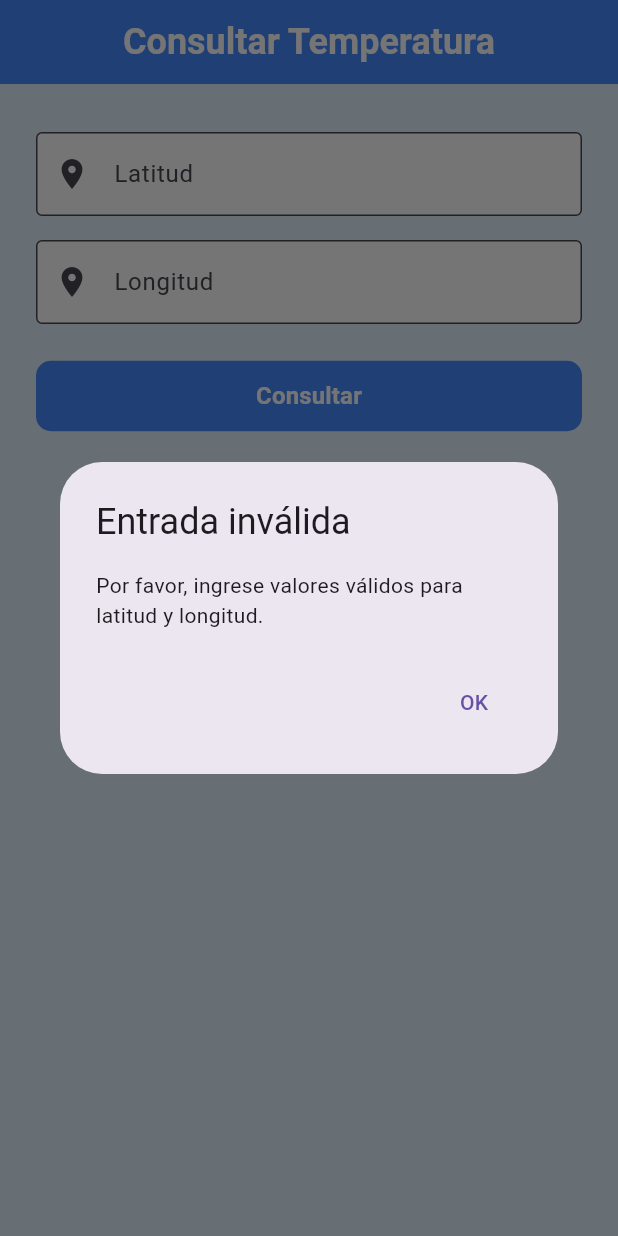
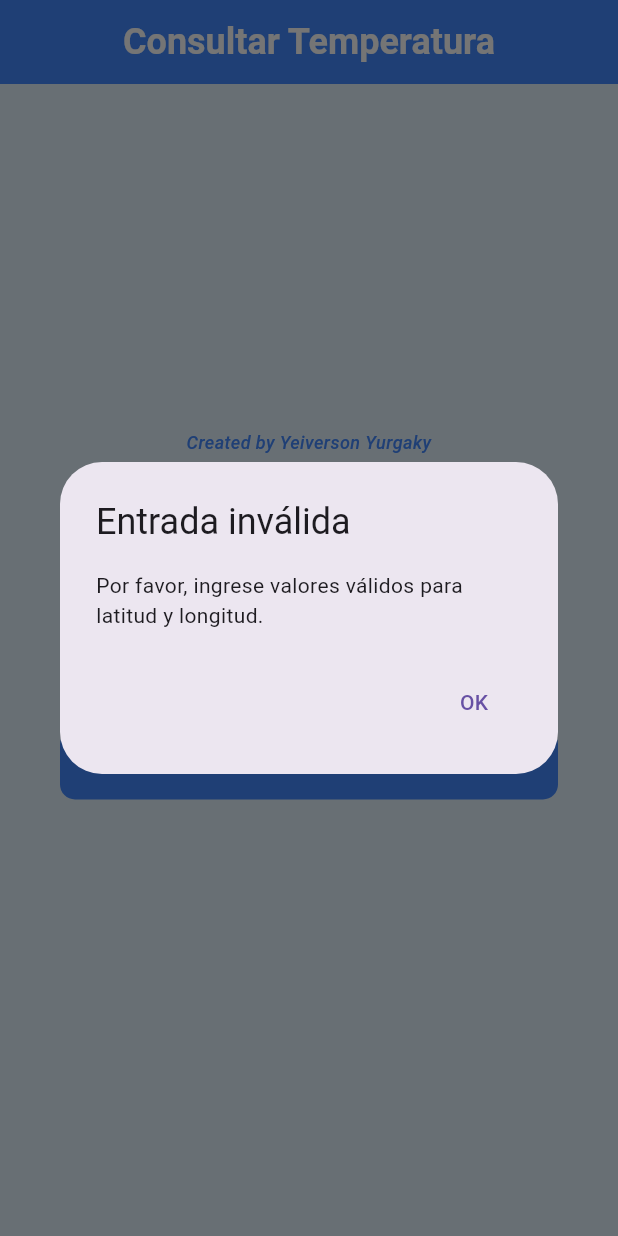
Before and after one commit to YeiversonYurgaky/APITemperaturaFinal, a Flutter app: the screen it shows after launch, after a tap on "Consultar", on a phone screen of 412 x 824 dp. Run offline on Flutter 3.47's test engine with Material 3 defaults, Android fonts, the phone set to English and light mode, and no system bars; our stand-ins replace connectivity_plus.

Commit message:
change styles and add my name

```diff
--- a/lib/main.dart
+++ b/lib/main.dart
@@ -9,13 +9,12 @@ class MyApp extends StatelessWidget {
   @override
   Widget build(BuildContext context) {
     return MaterialApp(
-      title: 'Consulta de Temperatura',
       theme: ThemeData(
-        primarySwatch: Colors.blue, // Define el color principal para la app
+        primarySwatch: Colors.blue,
         scaffoldBackgroundColor:
-            Colors.blue.shade50, // Fondo azul claro para la app
+            Colors.blue.shade50,
         appBarTheme: AppBarTheme(
-          backgroundColor: Colors.blueAccent, // Color del AppBar
+          backgroundColor: Colors.blueAccent,
           titleTextStyle: TextStyle(
             color: Colors.white,
             fontSize: 20,
--- a/lib/screens/input_screen.dart
+++ b/lib/screens/input_screen.dart
@@ -30,7 +30,7 @@ class _InputScreenState extends State<InputScreen> {
       }
     } else {
       _showNoConnectionAlert();
-      _temperature = 17.0; // Valor predeterminado sin conexión
+      _temperature = 17.0;
     }
     setState(() {});
   }
@@ -113,11 +113,24 @@ class _InputScreenState extends State<InputScreen> {
         centerTitle: true,
         backgroundColor: Colors.blueAccent,
       ),
-      body: Padding(
-        padding: const EdgeInsets.symmetric(horizontal: 24.0, vertical: 32.0),
+      body: Center(
+        child: Padding(
+          padding: const EdgeInsets.symmetric(horizontal: 40.0),
           child: Column(
+            mainAxisAlignment: MainAxisAlignment.center,
             crossAxisAlignment: CrossAxisAlignment.stretch,
             children: [
+              Text(
+                'Created by Yeiverson Yurgaky',
+                textAlign: TextAlign.center,
+                style: TextStyle(
+                  fontSize: 12,
+                  fontWeight: FontWeight.w500,
+                  color: Colors.blueAccent,
+                  fontStyle: FontStyle.italic,
+                ),
+              ),
+              SizedBox(height: 30),
               TextField(
                 controller: _latController,
                 decoration: InputDecoration(
@@ -160,9 +173,10 @@ class _InputScreenState extends State<InputScreen> {
                   side: BorderSide.none,
                 ),
               ),
-            SizedBox(height: 24),
+              SizedBox(height: 60),
               TemperatureDisplay(temperature: _temperature),
             ],
+          ),
         ),
       ),
     );
--- a/lib/services/api_service.dart
+++ b/lib/services/api_service.dart
@@ -13,10 +13,9 @@ class ApiService {
         final data = json.decode(response.body);
         return data['current_weather']['temperature'];
       } else {
-        return null; // Retorna null si la respuesta no es exitosa
+        return null;
       }
     } catch (e) {
-      // Manejo de cualquier error de red
       print('Error fetching temperature: $e');
       return null;
     }
--- a/lib/widgets/temperature_display.dart
+++ b/lib/widgets/temperature_display.dart
@@ -7,7 +7,6 @@ class TemperatureDisplay extends StatelessWidget {
 
   @override
   Widget build(BuildContext context) {
-    // Define el color de la tarjeta según la temperatura
     Color cardColor;
     if (temperature != null && temperature! > 25) {
       cardColor = Colors.red;
@@ -35,8 +34,7 @@ class TemperatureDisplay extends StatelessWidget {
                 ),
               ),
             ),
-
           )
-        : SizedBox.shrink(); // Oculta el widget si no hay temperatura
+        : SizedBox.shrink();
   }
 }
```
Lines whose indentation alone changed are shown as unchanged.
